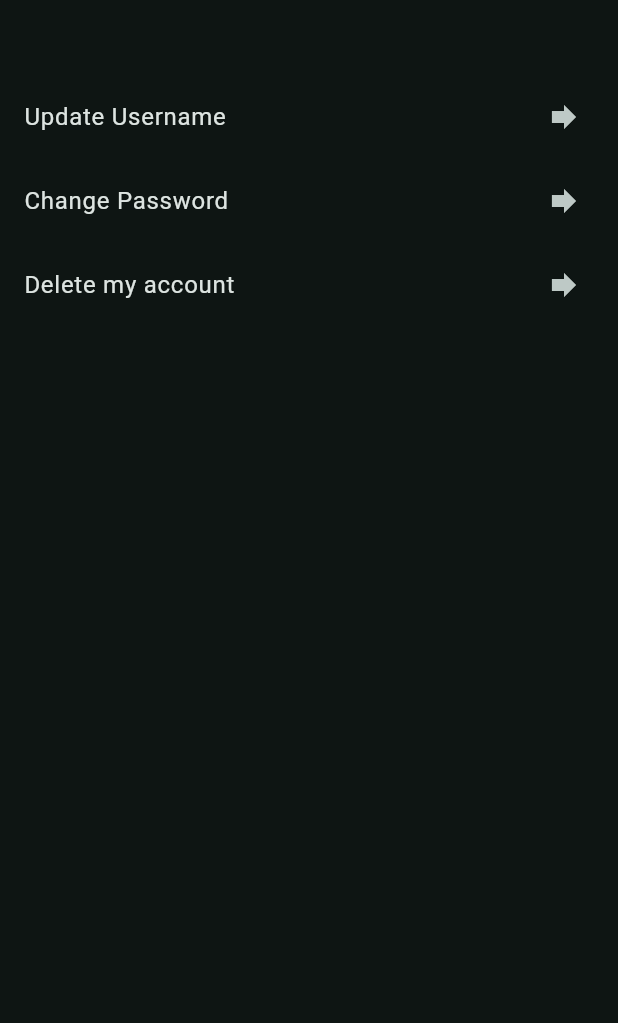
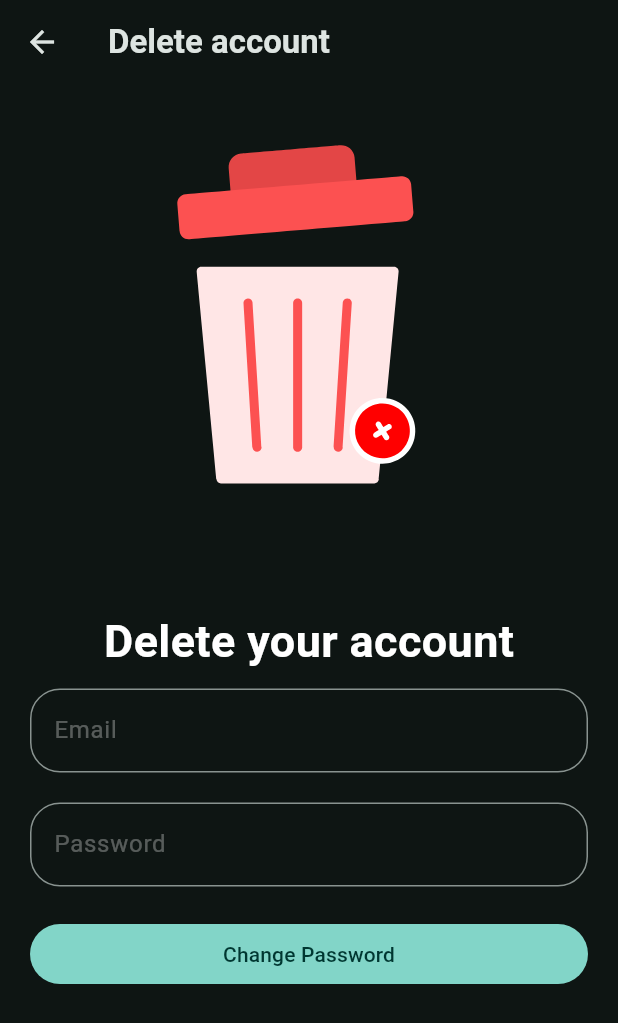
Before and after one commit to iktiarnazib/Authentication-App, a Flutter app: the ProfilePage widget shown alone on an empty page, opened directly, after a tap on "Delete my account", on a phone screen of 412 x 824 dp. Shown: the top 1023 px of the screen. Run offline on Flutter 3.47's test engine with Material 3 defaults, Android fonts, the phone set to English and light mode, and no system bars; our stand-ins replace firebase_auth, firebase_core, lottie; accounts and stored records are empty; network calls fail.

```diff
--- /dev/null
+++ b/lib/views/pages/Delete_account.dart
@@ -0,0 +1,121 @@
+import 'package:authapp/app/mobile/auth_service.dart';
+import 'package:authapp/views/widget_tree.dart';
+import 'package:firebase_auth/firebase_auth.dart';
+import 'package:flutter/material.dart';
+import 'package:lottie/lottie.dart';
+
+class DeleteAccount extends StatefulWidget {
+  const DeleteAccount({super.key});
+
+  @override
+  State<DeleteAccount> createState() => _DeleteAccountState();
+}
+
+class _DeleteAccountState extends State<DeleteAccount> {
+  String errorMessage = '';
+  TextEditingController controllerEmail = TextEditingController();
+  TextEditingController controllerPass = TextEditingController();
+
+  void deleteAcc() async {
+    try {
+      await authService.value.deleteAccount(
+        email: controllerEmail.text,
+        password: controllerPass.text,
+      );
+      alert();
+    } on FirebaseAuthException catch (e) {
+      setState(() {
+        errorMessage = e.message ?? 'There is an error';
+      });
+    }
+  }
+
+  void alert() {
+    showDialog(
+      context: context,
+      builder: (context) {
+        return AlertDialog(
+          title: Text('Your deletion'),
+          content: Text('Your account has been deleted successfully'),
+          actions: [
+            FilledButton(
+              onPressed: () {
+                Navigator.pushReplacement(
+                  context,
+                  MaterialPageRoute(
+                    builder: (context) {
+                      return WidgetTree();
+                    },
+                  ),
+                );
+              },
+              child: Text('Close'),
+            ),
+          ],
+        );
+      },
+    );
+  }
+
+  @override
+  Widget build(BuildContext context) {
+    return Scaffold(
+      appBar: AppBar(
+        title: Text(
+          'Delete account',
+          style: TextStyle(fontWeight: FontWeight.bold),
+        ),
+      ),
+      body: Padding(
+        padding: const EdgeInsets.all(20.0),
+        child: Column(
+          mainAxisAlignment: MainAxisAlignment.start,
+          children: [
+            Lottie.asset('assets/lotties/TrashBin.json', height: 300.0),
+            SizedBox(height: 30.0),
+            Text(
+              'Delete your account',
+              style: TextStyle(
+                color: Colors.white,
+                fontSize: 30.0,
+                fontWeight: FontWeight.bold,
+              ),
+            ),
+            SizedBox(height: 10.0),
+            TextField(
+              controller: controllerEmail,
+              decoration: InputDecoration(
+                hintText: "Email",
+                hintStyle: TextStyle(color: Colors.white30),
+                border: OutlineInputBorder(
+                  borderRadius: BorderRadius.circular(20.0),
+                ),
+              ),
+            ),
+            SizedBox(height: 20.0),
+            TextField(
+              controller: controllerPass,
+              decoration: InputDecoration(
+                hintText: "Password",
+                hintStyle: TextStyle(color: Colors.white30),
+                border: OutlineInputBorder(
+                  borderRadius: BorderRadius.circular(20.0),
+                ),
+              ),
+            ),
+            Text(errorMessage, style: TextStyle(color: Colors.red)),
+            FilledButton(
+              onPressed: () {
+                deleteAcc();
+              },
+              style: FilledButton.styleFrom(
+                minimumSize: Size(double.infinity, 40.0),
+              ),
+              child: Text("Change Password"),
+            ),
+          ],
+        ),
+      ),
+    );
+  }
+}
--- a/lib/views/pages/profile_page.dart
+++ b/lib/views/pages/profile_page.dart
@@ -1,3 +1,5 @@
+import 'package:authapp/app/mobile/auth_service.dart';
+import 'package:authapp/views/pages/Delete_account.dart';
 import 'package:authapp/views/pages/change_pass.dart';
 import 'package:authapp/views/pages/update_username.dart';
 import 'package:flutter/material.dart';
@@ -13,8 +15,29 @@ class _ProfilePageState extends State<ProfilePage> {
   @override
   Widget build(BuildContext context) {
     return Column(
+      crossAxisAlignment: CrossAxisAlignment.start,
       children: [
-        Container(height: 50.0),
+        ClipRRect(
+          borderRadius: BorderRadius.circular(20.0),
+          child: Container(
+            height: 200.0,
+            width: double.infinity,
+            color: Colors.teal[800],
+            child: Row(
+              mainAxisAlignment: MainAxisAlignment.center,
+              children: [
+                Text(
+                  'Welcome ',
+                  style: TextStyle(fontSize: 30.0, fontWeight: FontWeight.bold),
+                ),
+                Text(
+                  authService.value.currentUser!.displayName ?? 'User',
+                  style: TextStyle(fontSize: 30.0, fontWeight: FontWeight.bold),
+                ),
+              ],
+            ),
+          ),
+        ),
         ListTile(
           onTap: () {
             Navigator.push(
@@ -44,7 +67,16 @@ class _ProfilePageState extends State<ProfilePage> {
           trailing: Icon(Icons.forward),
         ),
         ListTile(
-          onTap: () {},
+          onTap: () {
+            Navigator.push(
+              context,
+              MaterialPageRoute(
+                builder: (context) {
+                  return DeleteAccount();
+                },
+              ),
+            );
+          },
           title: Text('Delete my account'),
           trailing: Icon(Icons.forward),
         ),
--- a/lib/views/widget_tree.dart
+++ b/lib/views/widget_tree.dart
@@ -1,4 +1,5 @@
 import 'package:authapp/app/mobile/auth_service.dart';
+import 'package:authapp/data/notifiers.dart';
 import 'package:authapp/main.dart';
 import 'package:authapp/views/pages/home_page.dart';
 import 'package:authapp/views/pages/profile_page.dart';
@@ -97,6 +98,7 @@ class _WidgetTreeState extends State<WidgetTree> {
               Text(errorMessage, style: TextStyle(color: Colors.red)),
               FilledButton(
                 onPressed: () {
+                  selectedPageNotifier.value = 0;
                   SingIn();
                 },
                 style: FilledButton.styleFrom(
```
Also changed, not shown: assets/lotties/TrashBin.json (added, +1 -0 lines).
